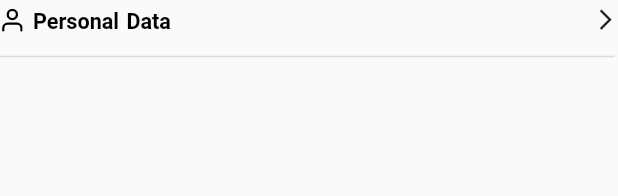
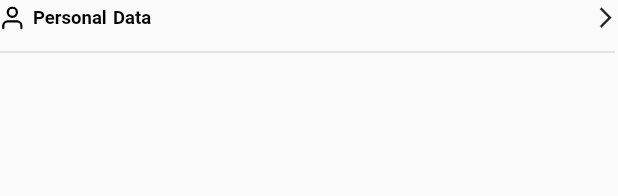
Before and after one commit to AhmadMAbuGhali/future_heroes_coach, a Flutter app: the ProfileSection widget shown alone on an empty page, opened directly, on a phone screen of 412 x 824 dp. Shown: the top 196 px of the screen. Run offline on Flutter 3.47's test engine with Material 2 defaults, Android fonts, the phone set to English and light mode, and no system bars; our stand-ins replace buttons_tabbar, dio, easy_localization, expandable, flutter_offline, flutter_screenutil and 12 more; missing offline and left inert: dart:ffi, ddlog, enhance_stepper; accounts and stored records are empty; network calls fail; project files that could hold a hidden picture were left out.

Commit message:
finish 0.99

```diff
--- a/lib/pages/home/home_screen.dart
+++ b/lib/pages/home/home_screen.dart
@@ -41,7 +41,7 @@ class _HomeScreenState extends State<HomeScreen> {
                   left: 0,
                   right: 0,
                   child: Container(
-                    height: 270,
+                    height: 280,
                     width: double.infinity,
                     decoration: new BoxDecoration(
                       image: new DecorationImage(
@@ -52,7 +52,7 @@ class _HomeScreenState extends State<HomeScreen> {
                     child: Column(
                       children: [
                         SizedBox(
-                          height: 80.h,
+                          height: 60.h,
                         ),
                         CircleAvatar(
                           radius: 50.r,
@@ -91,7 +91,7 @@ class _HomeScreenState extends State<HomeScreen> {
                   ),
                 ),
                 Positioned(
-                    top: 280.h,
+                    top: 250.h,
                     left: 20,
                     right: 20,
                     bottom: 20,
--- a/lib/widgets/profile_section.dart
+++ b/lib/widgets/profile_section.dart
@@ -29,7 +29,7 @@ class ProfileSection extends StatelessWidget {
               ),
               Text(
               label,
-              style: getBoldStyle(color: myColor!, fontSize: 14.sp),
+              style: getBoldStyle(color: myColor!, fontSize: 12.sp),
             ),
               const Spacer(),
               haveArrow?Icon(Icons.arrow_forward_ios_outlined,size: 15.w,):Container(),
```
Also changed, not shown: 1 other file.
